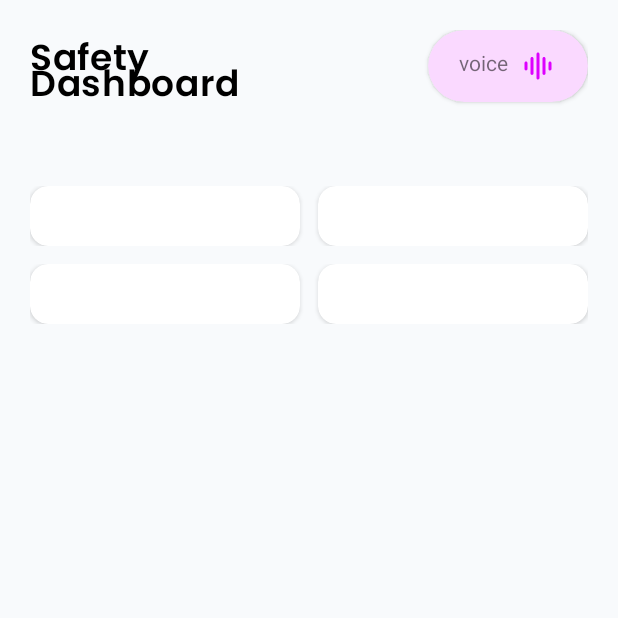
After one commit to ahsanshah4105/Emergency-Responder, an Android app: the SafetyDashboardActivity screen opened directly, with no data from a screen before it, on a phone screen of 412 x 824 dp, the top half of it. The commit adds this screen. Run offline under Robolectric (Android 15) with nearby library versions, the phone set to English and light mode, and no system bars.

Commit message:
creating the safety Dashboard Screen

```diff
--- a/app/src/main/AndroidManifest.xml
+++ b/app/src/main/AndroidManifest.xml
@@ -13,18 +13,20 @@
         android:supportsRtl="true"
         android:theme="@style/Theme.EmergencyResponder">
         <activity
+            android:name=".modules.dashboard.ui.SafetyDashboardActivity"
+            android:exported="false" />
+        <activity
             android:name=".modules.splash.ui.SplashActivity"
-            android:exported="true" >
+            android:exported="true">
             <intent-filter>
                 <action android:name="android.intent.action.MAIN" />
+
                 <category android:name="android.intent.category.LAUNCHER" />
             </intent-filter>
         </activity>
         <activity
             android:name=".modules.onboarding.ui.OnboardingActivity"
-            android:exported="false">
-
-        </activity>
+            android:exported="false"></activity>
         <activity
             android:name=".modules.auth.ui.ForgotPasswordActivity"
             android:exported="false" />
@@ -33,7 +35,7 @@
             android:exported="false" />
         <activity
             android:name=".modules.auth.ui.LoginActivity"
-            android:exported="false"></activity>
+            android:exported="false" />
     </application>
 
 </manifest>
--- /dev/null
+++ b/app/src/main/java/com/example/emergencyresponder/modules/dashboard/ui/SafetyDashboardActivity.kt
@@ -0,0 +1,14 @@
+package com.example.emergencyresponder.modules.dashboard.ui
+import android.os.Bundle
+import androidx.appcompat.app.AppCompatActivity
+import com.example.emergencyresponder.databinding.ActivitySafetyDashboardBinding
+
+class SafetyDashboardActivity : AppCompatActivity() {
+    private lateinit var binding: ActivitySafetyDashboardBinding
+    override fun onCreate(savedInstanceState: Bundle?) {
+        super.onCreate(savedInstanceState)
+        binding = ActivitySafetyDashboardBinding.inflate(layoutInflater)
+        setContentView(binding.root)
+
+    }
+}
--- /dev/null
+++ b/app/src/main/res/drawable/voice_line_icon.xml
@@ -0,0 +1,9 @@
+<vector xmlns:android="http://schemas.android.com/apk/res/android"
+    android:width="24dp"
+    android:height="24dp"
+    android:viewportWidth="24"
+    android:viewportHeight="24">
+  <path
+      android:pathData="M12,3C12.245,3 12.481,3.09 12.664,3.253C12.847,3.415 12.964,3.64 12.993,3.883L13,4V20C13,20.255 12.902,20.5 12.727,20.685C12.552,20.871 12.313,20.982 12.059,20.997C11.804,21.012 11.554,20.929 11.358,20.766C11.163,20.602 11.037,20.37 11.007,20.117L11,20V4C11,3.735 11.105,3.48 11.293,3.293C11.48,3.105 11.735,3 12,3ZM8,6C8.265,6 8.52,6.105 8.707,6.293C8.895,6.48 9,6.735 9,7V17C9,17.265 8.895,17.52 8.707,17.707C8.52,17.895 8.265,18 8,18C7.735,18 7.48,17.895 7.293,17.707C7.105,17.52 7,17.265 7,17V7C7,6.735 7.105,6.48 7.293,6.293C7.48,6.105 7.735,6 8,6ZM16,6C16.265,6 16.52,6.105 16.707,6.293C16.895,6.48 17,6.735 17,7V17C17,17.265 16.895,17.52 16.707,17.707C16.52,17.895 16.265,18 16,18C15.735,18 15.48,17.895 15.293,17.707C15.105,17.52 15,17.265 15,17V7C15,6.735 15.105,6.48 15.293,6.293C15.48,6.105 15.735,6 16,6ZM4,9C4.265,9 4.52,9.105 4.707,9.293C4.895,9.48 5,9.735 5,10V14C5,14.265 4.895,14.52 4.707,14.707C4.52,14.895 4.265,15 4,15C3.735,15 3.48,14.895 3.293,14.707C3.105,14.52 3,14.265 3,14V10C3,9.735 3.105,9.48 3.293,9.293C3.48,9.105 3.735,9 4,9ZM20,9C20.245,9 20.481,9.09 20.664,9.253C20.847,9.415 20.964,9.64 20.993,9.883L21,10V14C21,14.255 20.902,14.5 20.727,14.685C20.552,14.871 20.313,14.982 20.059,14.997C19.804,15.012 19.554,14.929 19.358,14.766C19.163,14.602 19.037,14.37 19.007,14.117L19,14V10C19,9.735 19.105,9.48 19.293,9.293C19.48,9.105 19.735,9 20,9Z"
+      android:fillColor="#DD00FF"/>
+</vector>
--- /dev/null
+++ b/app/src/main/res/layout/activity_safety_dashboard.xml
@@ -0,0 +1,99 @@
+<?xml version="1.0" encoding="utf-8"?>
+<LinearLayout xmlns:android="http://schemas.android.com/apk/res/android"
+    xmlns:tools="http://schemas.android.com/tools"
+    xmlns:app="http://schemas.android.com/apk/res-auto"
+    android:id="@+id/main"
+    android:orientation="vertical"
+    android:layout_width="match_parent"
+    android:background="@color/app_background"
+    android:layout_height="match_parent"
+    android:paddingTop="35dp"
+    android:paddingLeft="20dp"
+    android:padding="20dp"
+    tools:context=".modules.dashboard.ui.SafetyDashboardActivity">
+
+    <LinearLayout
+        android:layout_width="match_parent"
+        android:layout_height="wrap_content">
+        <TextView
+            android:layout_width="0dp"
+            android:layout_height="wrap_content"
+            android:layout_weight="4"
+            android:text="@string/safety_dashboard"
+            style="@style/CustomText"/>
+
+        <View
+            android:layout_width="0dp"
+            android:layout_weight="1"
+            android:layout_height="1dp"/>
+
+        <androidx.cardview.widget.CardView
+            android:layout_width="0dp"
+            android:layout_height="wrap_content"
+            android:backgroundTint="@color/light_pink"
+            app:cardCornerRadius="50dp"
+            android:layout_weight="2">
+            <TextView
+                android:layout_margin="12dp"
+                android:layout_gravity="center"
+                android:layout_width="wrap_content"
+                android:text="@string/voice"
+                android:drawablePadding="8dp"
+                android:drawableRight="@drawable/voice_line_icon"
+                android:layout_height="wrap_content"/>
+        </androidx.cardview.widget.CardView>
+    </LinearLayout>
+    <LinearLayout
+        android:layout_marginTop="45dp"
+        android:layout_width="match_parent"
+        android:layout_height="wrap_content">
+        <androidx.cardview.widget.CardView
+            android:layout_width="0dp"
+            android:backgroundTint="@color/white"
+            app:cardCornerRadius="12dp"
+            android:layout_height="40dp"
+            android:layout_weight="1">
+
+        </androidx.cardview.widget.CardView>
+
+        <Space
+            android:layout_width="12dp"
+            android:layout_height="wrap_content"/>
+        <androidx.cardview.widget.CardView
+            android:layout_width="0dp"
+            android:backgroundTint="@color/white"
+            app:cardCornerRadius="12dp"
+            android:layout_height="40dp"
+            android:layout_weight="1">
+
+        </androidx.cardview.widget.CardView>
+    </LinearLayout>
+    <LinearLayout
+        android:layout_marginTop="12dp"
+        android:layout_width="match_parent"
+        android:layout_height="wrap_content">
+        <androidx.cardview.widget.CardView
+            android:layout_width="0dp"
+            android:backgroundTint="@color/white"
+            app:cardCornerRadius="12dp"
+            android:layout_height="40dp"
+            android:layout_weight="1">
+
+        </androidx.cardview.widget.CardView>
+
+        <Space
+            android:layout_width="12dp"
+            android:layout_height="wrap_content"/>
+        <androidx.cardview.widget.CardView
+            android:layout_width="0dp"
+            android:backgroundTint="@color/white"
+            app:cardCornerRadius="12dp"
+            android:layout_height="40dp"
+            android:layout_weight="1">
+
+        </androidx.cardview.widget.CardView>
+    </LinearLayout>
+
+
+
+</LinearLayout>
--- a/app/src/main/res/values/colors.xml
+++ b/app/src/main/res/values/colors.xml
@@ -12,6 +12,8 @@
     <color name="blackText">#333333</color>
     <color name="unchecked_color">#FEFEFE</color>
     <color name="stroke_color">#F3F3F3</color>
+    <color name="light_pink">#FAD9FF</color>
+    <color name="app_background">#F8FAFC</color>
 
 
 
--- a/app/src/main/res/values/strings.xml
+++ b/app/src/main/res/values/strings.xml
@@ -1,14 +1,13 @@
 <resources>
     <string name="app_name">Emergency Responder</string>
     <string name="hello_blank_fragment">Hello blank fragment</string>
-
     <string name="continue_button_text">Continue</string>
-
     <string name="crash_detection_title">Crash Detection</string>
     <string name="drive_safer_stay_safer">Drive Smarter, Stay Safer</string>
     <string name="welocome_to_co_pilot">Welcome to your new co-pilot for peace of mind in the road. Let’s get you set up for a safer journey</string>
     <string name="automatic_crash">Automatic Crash Detection</string>
-    <string name="using_sensor_automatic_crash_detection">Using your phone’s sensors, we can detect a potential crash and automatically send for help when you need it most.</string>"
+    <string name="using_sensor_automatic_crash_detection">Using your phone’s sensors, we can detect a potential crash and automatically send for help when you need it most.</string>
+    "
     <string name="notify_your_loved_ones">Notify Your Loved Ones</string>
     <string name="incase_of_accident">In case of an incident, your pre-selected emergency contacts will be automatically notified with your location.</string>
     <string name="enable_location">Enable Location to Detect Accidents</string>
@@ -35,14 +34,26 @@
     <string name="already_have_an_account">Already have an account?  </string>
     <string name="login">Login</string>
     <string name="enter_your_email_and_we_will_send_you_a_link_to_reset_it_securely">Enter your email, and we\'ll send you a link to reset it securely</string>
-
-
-
-
-
-    <string name="location_title">Location</string>
-
-    <string name="notify_title">Notify</string>
-
+    <string name="safety_dashboard">Safety Dashboard</string>
+    <string name="voice">voice</string>
+    <string name="speed">Speed</string>
+    <string name="stability">Phone Stability</string>
+    <string name="g_force">G-Force</string>
+    <string name="trip_time">Trip Time</string>
+    <string name="stable">Stable</string>
+    <string name="high">High</string>
+    <string name="detail_member">Members Detail</string>
+    <string name="see_all">See all</string>
+    <string name="nearby_services">Nearby Services</string>
+    <string name="ambulance">Ambulance</string>
+    <string name="police_station">Police Station</string>
+    <string name="sos">SOS</string>
+    <string name="start_travelling">Start Traveling</string>
+    <string name="stop_travelling">Stop Traveling</string>
+    <string name="contacts">Contants</string>
+    <string name="are_you_okay">Are you OK?</string>
+    <string name="if_you_do_not_respond_we_will_automatically_notify_your_emergency_contacts">If you don’t respond, we wil automatically notify your emergency contacts.</string>
+    <string name="am_okay">I’m OK / Cancel Alert</string>
+    <string name="send_alert">Send Alert Now</string>
 
 </resources>
```
